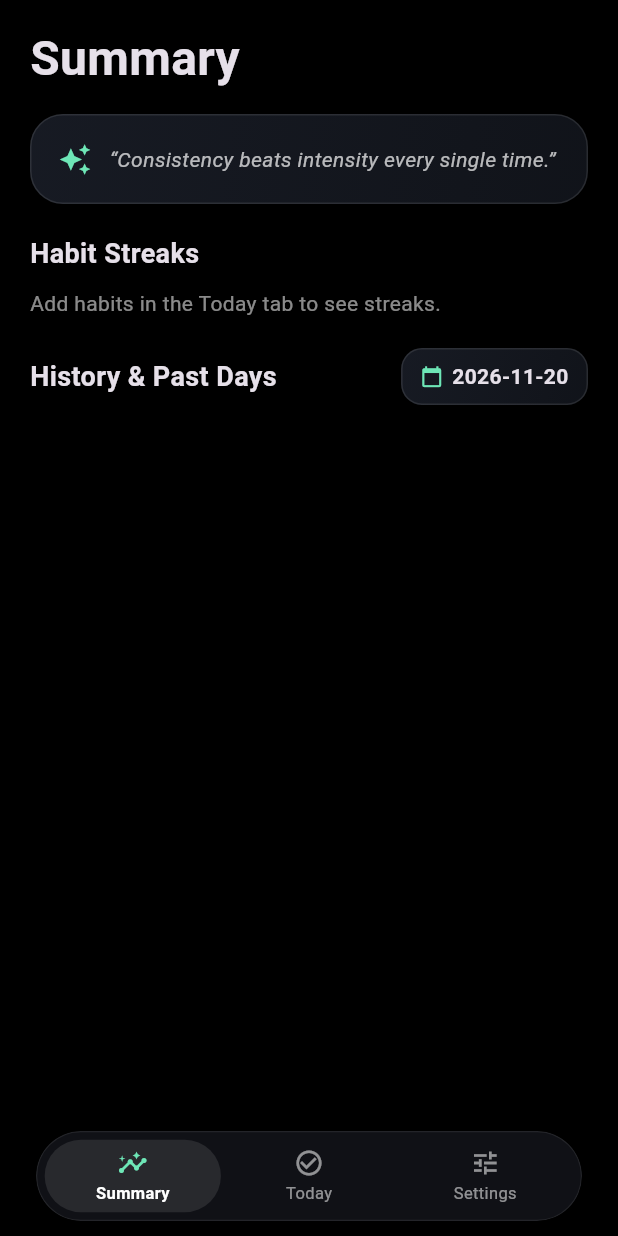
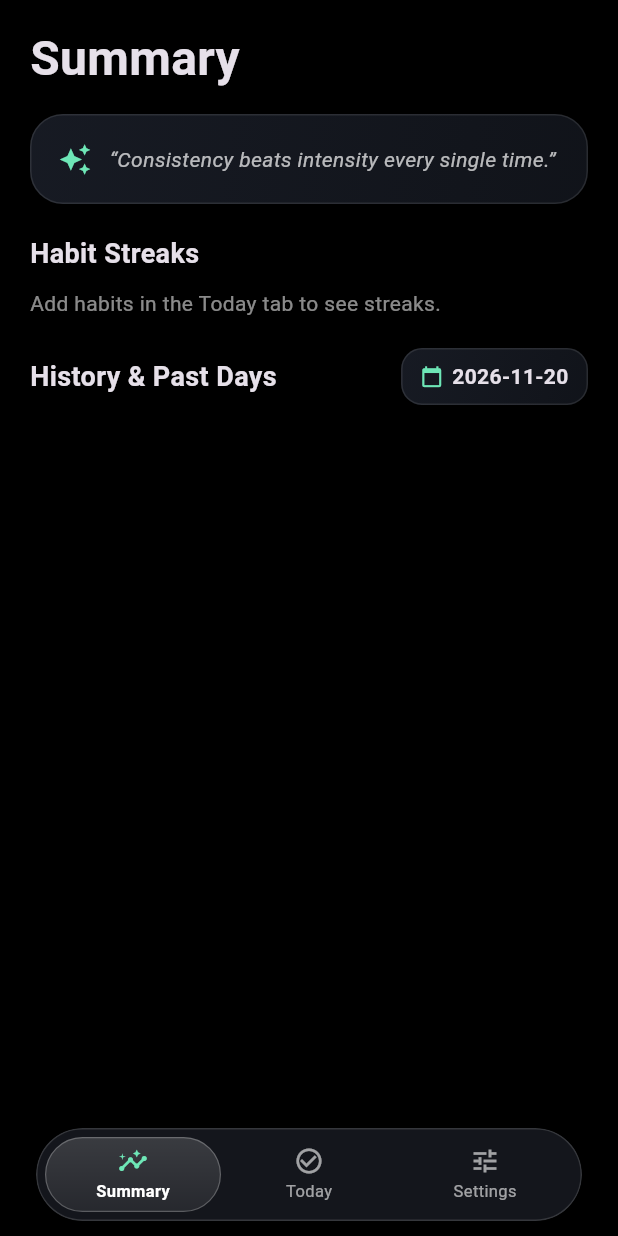
Before and after one commit to the-demon-wolf/Habit-Tracker, a Flutter app: the screen it shows after launch, on a phone screen of 412 x 824 dp. Run offline on Flutter 3.47's test engine with Material 3 defaults, Android fonts, the phone set to English and light mode, and no system bars; our stand-ins replace file_picker, share_plus, sqflite; missing offline and left inert: home_widget; accounts and stored records are empty.

Commit message:
Update glass_ui.dart

```diff
--- a/lib/glass_ui.dart
+++ b/lib/glass_ui.dart
@@ -47,7 +47,7 @@ class _GlassTapState extends State<GlassTap> {
           onLongPress: widget.onLongPress,
           child: AnimatedScale(
             scale: _pressed ? 0.96 : 1.0,
-            duration: Duration(milliseconds: _pressed ? 110 : 260),
+            duration: Duration(milliseconds: _pressed ? 105 : 260),
             curve: _pressed ? Curves.easeOutCubic : Curves.easeOutBack,
             child: Stack(
               children: [
@@ -62,9 +62,9 @@ class _GlassTapState extends State<GlassTap> {
                           borderRadius: BorderRadius.circular(widget.radius),
                           gradient: RadialGradient(
                             center: align,
-                            radius: 1.15,
+                            radius: 1.2,
                             colors: [
-                              Colors.white.withValues(alpha: 0.15),
+                              Colors.white.withValues(alpha: 0.16),
                               Colors.white.withValues(alpha: 0.02),
                               Colors.transparent,
                             ],
@@ -111,7 +111,7 @@ class GlassBox extends StatelessWidget {
           begin: Alignment.topLeft,
           end: Alignment.bottomRight,
           colors: glow
-              ? [const Color(0xFF6EE7B7).withValues(alpha: 0.14), const Color(0xFF141820).withValues(alpha: 0.92)]
+              ? [const Color(0xFF6EE7B7).withValues(alpha: 0.15), const Color(0xFF141922).withValues(alpha: 0.92)]
               : [const Color(0xFF1A1E28).withValues(alpha: 0.88), const Color(0xFF12151C).withValues(alpha: 0.92)],
         ),
         border: Border.all(
@@ -162,7 +162,7 @@ class _ColorOSPillNavState extends State<ColorOSPillNav> {
 
   void _handleDrag(double localX, double maxW) {
     final segW = maxW / 3;
-    final raw = ((localX - segW / 2) / segW).clamp(-0.08, 2.08);
+    final raw = ((localX - segW / 2) / segW).clamp(-0.12, 2.12);
     final nearest = raw.round().clamp(0, 2);
     if (nearest != _lastHapticIdx) {
       _lastHapticIdx = nearest;
@@ -173,20 +173,20 @@ class _ColorOSPillNavState extends State<ColorOSPillNav> {
 
   @override
   Widget build(BuildContext context) {
-    final pos = (_dragPos ?? widget.pagePosition).clamp(-0.08, 2.08);
+    final pos = (_dragPos ?? widget.pagePosition).clamp(-0.12, 2.12);
     final dragging = _dragPos != null;
 
     return ClipRRect(
       borderRadius: BorderRadius.circular(40),
       child: BackdropFilter(
-        filter: ImageFilter.blur(sigmaX: 28, sigmaY: 28),
+        filter: ImageFilter.blur(sigmaX: 24, sigmaY: 24),
         child: Container(
-          height: 60,
+          height: 62,
           padding: const EdgeInsets.all(5),
           decoration: BoxDecoration(
-            color: const Color(0xFF16181F).withValues(alpha: 0.72),
+            color: const Color(0xFF181B22).withValues(alpha: 0.82),
             borderRadius: BorderRadius.circular(40),
-            border: Border.all(color: Colors.white.withValues(alpha: 0.08), width: 0.8),
+            border: Border.all(color: Colors.white.withValues(alpha: 0.14), width: 1.0),
           ),
           child: LayoutBuilder(
             builder: (context, constraints) {
@@ -214,35 +214,45 @@ class _ColorOSPillNavState extends State<ColorOSPillNav> {
                       bottom: 0,
                       width: tabW,
                       child: AnimatedScale(
-                        scale: dragging ? 1.05 : 1.0,
-                        duration: Duration(milliseconds: dragging ? 100 : 280),
+                        scale: dragging ? 1.07 : 1.0,
+                        duration: Duration(milliseconds: dragging ? 110 : 280),
                         curve: dragging ? Curves.easeOutCubic : Curves.easeOutBack,
                         child: Container(
                           decoration: BoxDecoration(
                             borderRadius: BorderRadius.circular(34),
-                            color: Colors.white.withValues(alpha: dragging ? 0.15 : 0.10),
+                            gradient: LinearGradient(
+                              begin: Alignment.topCenter,
+                              end: Alignment.bottomCenter,
+                              colors: [
+                                Colors.white.withValues(alpha: dragging ? 0.26 : 0.16),
+                                Colors.white.withValues(alpha: dragging ? 0.12 : 0.08),
+                              ],
+                            ),
+                            border: Border.all(color: Colors.white.withValues(alpha: 0.24), width: 0.8),
                           ),
                         ),
                       ),
                     ),
                     Row(
                       children: List.generate(3, (i) {
-                        final t = (1.0 - (pos - i).abs()).clamp(0.0, 1.0);
-                        final iconColor = Color.lerp(Colors.white54, const Color(0xFF6EE7B7), t)!;
-                        final textColor = Color.lerp(Colors.white54, Colors.white, t)!;
+                        final active = (pos - i).abs() < 0.5;
                         return SizedBox(
                           width: tabW,
                           child: Column(
                             mainAxisAlignment: MainAxisAlignment.center,
                             children: [
-                              Icon(_items[i].$1, size: 20, color: iconColor),
+                              Icon(
+                                _items[i].$1,
+                                size: 20,
+                                color: active ? const Color(0xFF6EE7B7) : Colors.white60,
+                              ),
                               const SizedBox(height: 2),
                               Text(
                                 _items[i].$2,
                                 style: TextStyle(
                                   fontSize: 11,
-                                  fontWeight: t > 0.5 ? FontWeight.w600 : FontWeight.w400,
-                                  color: textColor,
+                                  fontWeight: active ? FontWeight.w600 : FontWeight.w400,
+                                  color: active ? Colors.white : Colors.white60,
                                 ),
                               ),
                             ],
```
